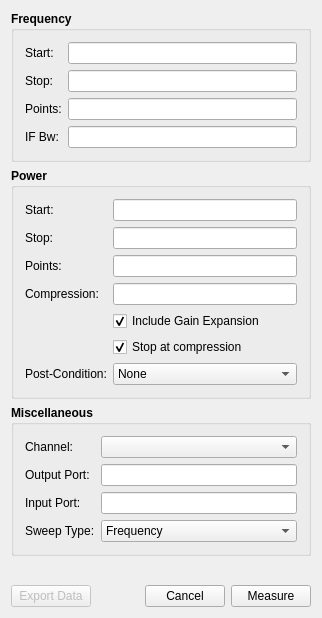
The window that Application/mainwindow.ui (Terrabits/PACompressionTest) describes before a commit, drawn with Qt 5.
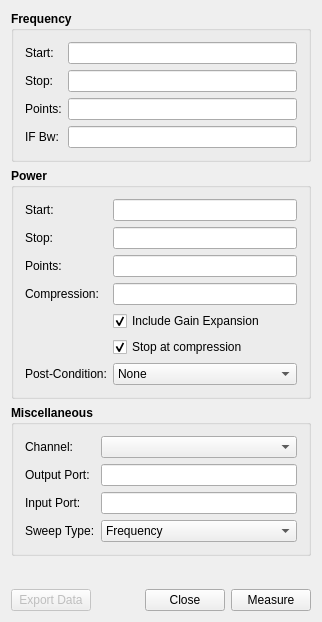
The same window after the commit. Icons and pictures are not drawn. Custom widgets are drawn as their Qt base class.

Commit message: Changed cancel button text to close when no measurement is running. Also, I tested this on the ZVA and it crashed. VnaSegmentedSweep::measure(...) [which calls VnaLinearSweep::measure(...)] fails because the SENS<Ch>:SWE:POIN? query (number of points) returns the wrong value for a segmented sweep. It works on the ZNB, but not the ZVA. I generated a bug report (see Bug Report/Segmented Sweep Points). Need to work around this in RsaToolbox, because Munich will probably not fix it, or fix it 6 months from now... Ugh.

```diff
--- a/Application/mainwindow.ui
+++ b/Application/mainwindow.ui
@@ -10,7 +10,7 @@
     <x>0</x>
     <y>0</y>
     <width>322</width>
-    <height>593</height>
+    <height>622</height>
    </rect>
   </property>
   <property name="windowTitle">
@@ -560,7 +560,7 @@
        <item>
         <widget class="QPushButton" name="cancel">
          <property name="text">
-          <string>Cancel</string>
+          <string>Close</string>
          </property>
         </widget>
        </item>
```
The commit also changes 5 other files.
